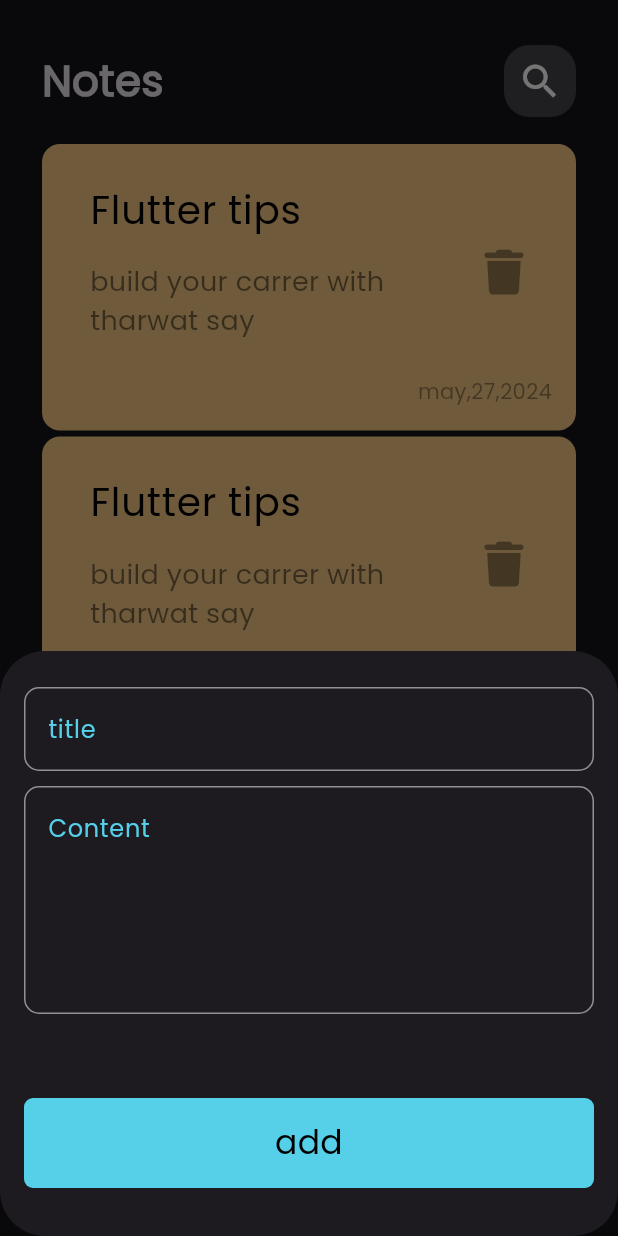
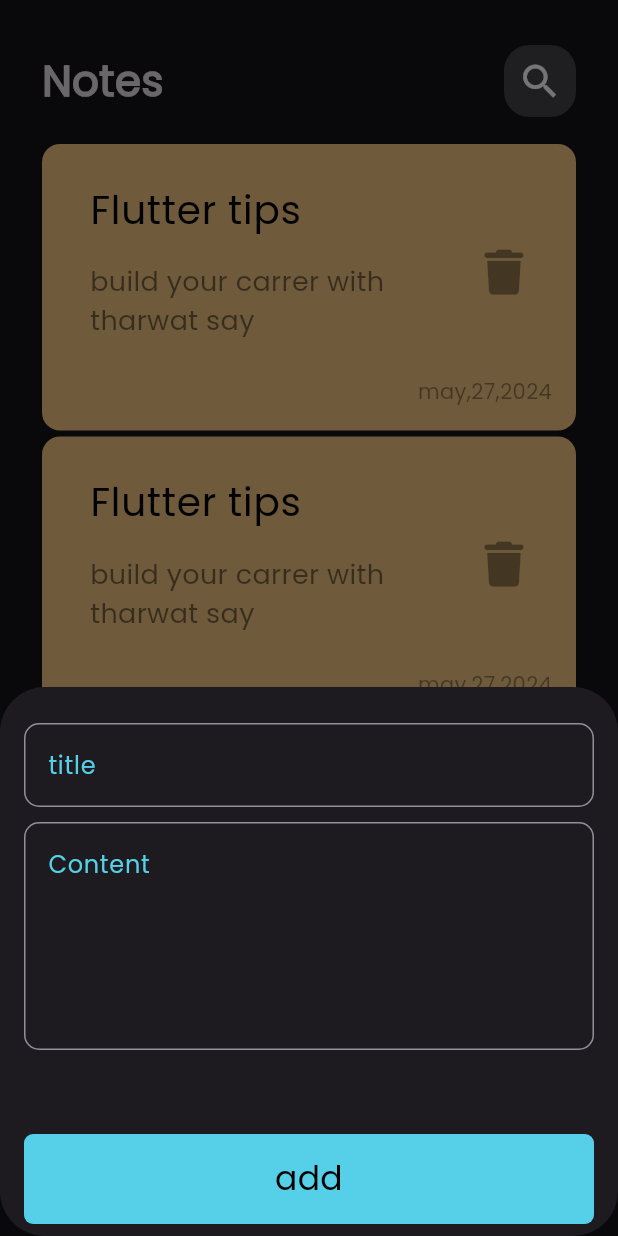
Before and after one commit to AbderraoufBelaiouar/notes_app, a Flutter app: the screen it shows after launch, after a tap on the "add" icon, on a phone screen of 412 x 824 dp. Run offline on Flutter 3.47's test engine with Material 3 defaults, Android fonts, the phone set to English and light mode, and no system bars; our stand-ins replace flutter_bloc, font_awesome_flutter, hive, hive_flutter, modal_progress_hud_nsn; accounts and stored records are empty.

Commit message:
scroll add note sheet(keyboard problem solved)

```diff
--- a/lib/views/notes_view.dart
+++ b/lib/views/notes_view.dart
@@ -12,6 +12,7 @@ class NotesView extends StatelessWidget {
         backgroundColor: const Color.fromARGB(255, 83, 170, 242),
         onPressed: () {
           showModalBottomSheet(
+            isScrollControlled: true,
             shape:
                 RoundedRectangleBorder(borderRadius: BorderRadius.circular(30)),
             context: context,
--- a/lib/views/widgets/add_note_bottom_sheet.dart
+++ b/lib/views/widgets/add_note_bottom_sheet.dart
@@ -24,9 +24,13 @@ class AddNoteBottomSheet extends StatelessWidget {
         builder: (context, state) {
           return AbsorbPointer(
             absorbing: state is AddNoteLoading ? true : false,
-            child: const Padding(
-              padding: EdgeInsets.symmetric(horizontal: 16, vertical: 24),
-              child: SingleChildScrollView(child: AddNoteForm()),
+            child: Padding(
+              padding: EdgeInsets.only(
+                  left: 16,
+                  right: 16,
+                  top: 24,
+                  bottom: MediaQuery.of(context).viewInsets.bottom),
+              child: const SingleChildScrollView(child: AddNoteForm()),
             ),
           );
         },
```
